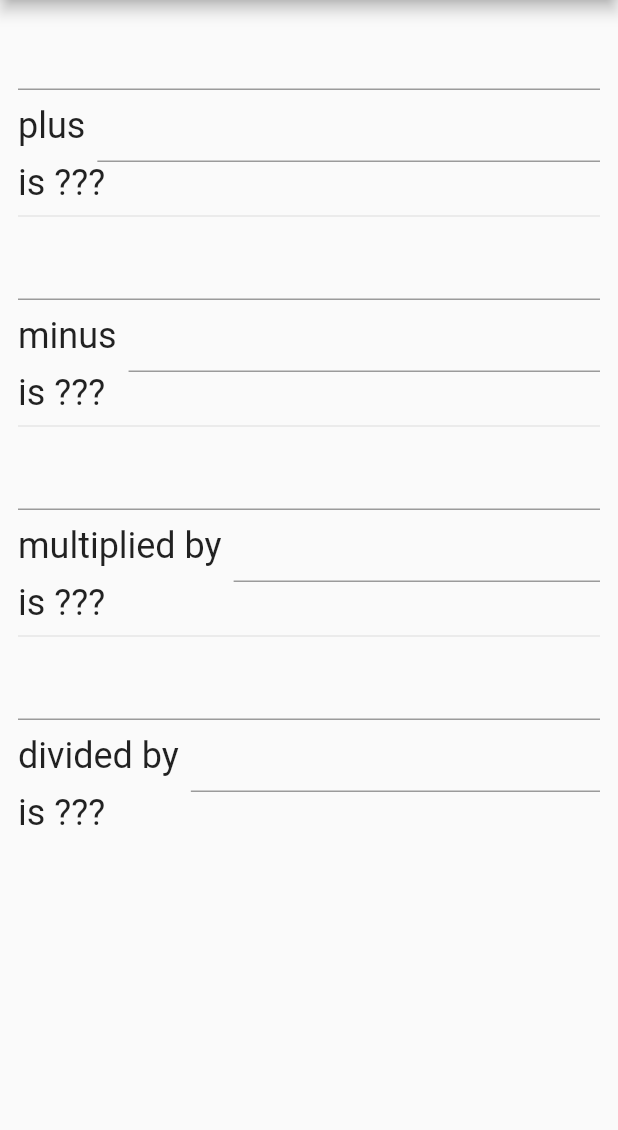
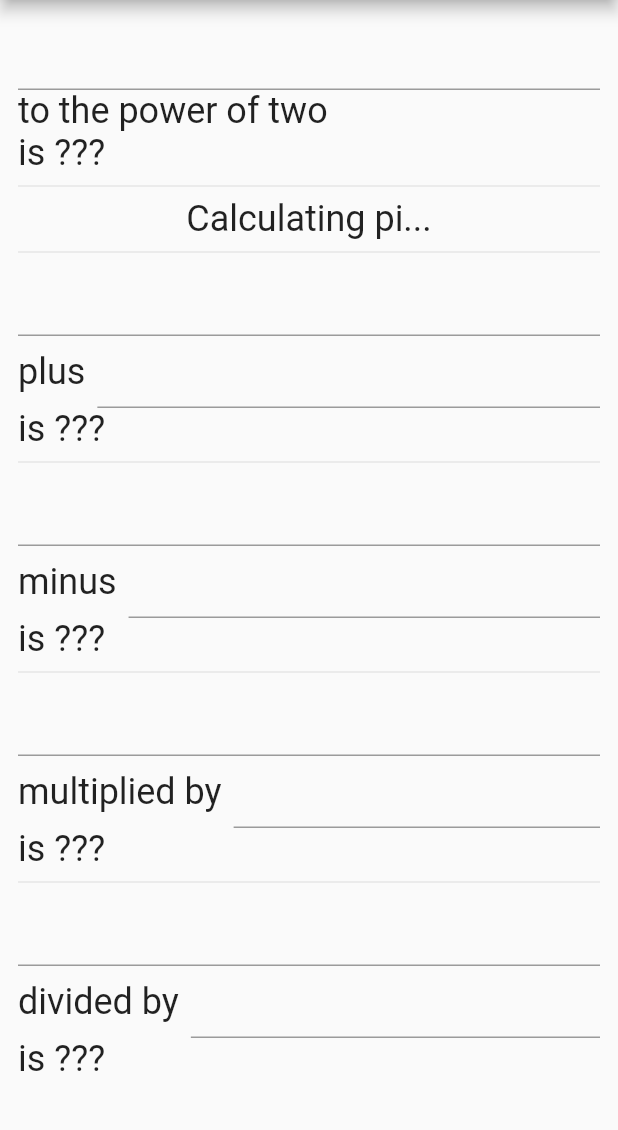
Before and after one commit to jorgecoca/calculator_app, a Flutter app: the first screen one second after launch, on a phone screen of 412 x 824 dp, the part 84-1214 px from its top. Run offline on Flutter 3.47's test engine with Material 2 defaults, Android fonts, the phone set to English and light mode, and no system bars.

```diff
--- a/lib/main.dart
+++ b/lib/main.dart
@@ -1,5 +1,7 @@
 import 'package:calculator/calculator.dart';
 import 'package:calculator_app/operation.dart';
+import 'package:calculator_app/pi.dart';
+import 'package:calculator_app/power_of_two.dart';
 import 'package:calculator_app/two_digit_operation.dart';
 import 'package:flutter/material.dart';
 
@@ -17,8 +19,13 @@ class CalculatorApp extends StatelessWidget {
         body: SingleChildScrollView(
           child: Padding(
             padding: EdgeInsets.all(12),
+            child: SafeArea(
               child: Column(
                 children: [
+                  PowerOfTwo(calculator: calculator),
+                  Divider(),
+                  Pi(calculator: calculator),
+                  Divider(),
                   TwoDigitOperation(
                     calculator: calculator,
                     operation: Operation.add,
@@ -43,6 +50,7 @@ class CalculatorApp extends StatelessWidget {
             ),
           ),
         ),
+      ),
     );
   }
 }
--- /dev/null
+++ b/lib/pi.dart
@@ -0,0 +1,36 @@
+import 'package:calculator/calculator.dart';
+import 'package:flutter/material.dart';
+
+class Pi extends StatelessWidget {
+  Pi({Key key, @required Calculator calculator})
+      : assert(calculator != null),
+        _calculator = calculator,
+        super(key: key);
+
+  final Calculator _calculator;
+  String _result;
+
+  @override
+  Widget build(BuildContext context) {
+    return StreamBuilder<double>(
+      stream: _calculator.pi(),
+      initialData: null,
+      builder: (context, snapshot) {
+        if (snapshot.data != null) {
+          _result = snapshot.data.toString();
+        }
+        return Column(
+          crossAxisAlignment: CrossAxisAlignment.start,
+          children: [
+            Text(
+              _result != null
+                  ? 'The latest known value of pi is $_result'
+                  : 'Calculating pi...',
+              style: Theme.of(context).textTheme.headline5,
+            ),
+          ],
+        );
+      },
+    );
+  }
+}
--- /dev/null
+++ b/lib/power_of_two.dart
@@ -0,0 +1,70 @@
+import 'package:calculator/calculator.dart';
+import 'package:flutter/material.dart';
+
+class PowerOfTwo extends StatefulWidget {
+  const PowerOfTwo({
+    Key key,
+    @required Calculator calculator,
+  })  : assert(calculator != null),
+        _calculator = calculator,
+        super(key: key);
+
+  final Calculator _calculator;
+
+  @override
+  State<StatefulWidget> createState() => _PowerOfTwoState();
+}
+
+class _PowerOfTwoState extends State<PowerOfTwo> {
+  final _controller = TextEditingController();
+
+  String _result;
+
+  @override
+  void initState() {
+    super.initState();
+    _controller.addListener(_getResult);
+  }
+
+  @override
+  void dispose() {
+    _controller.dispose();
+    super.dispose();
+  }
+
+  @override
+  Widget build(BuildContext context) {
+    return Column(
+      crossAxisAlignment: CrossAxisAlignment.start,
+      children: [
+        TextFormField(
+          key: const Key('textField_powerOfTwo'),
+          controller: _controller,
+          keyboardType: TextInputType.number,
+        ),
+        Text(
+          'to the power of two',
+          style: Theme.of(context).textTheme.headline5,
+        ),
+        Text(
+          'is ${_result ?? '???'}',
+          style: Theme.of(context).textTheme.headline5,
+        ),
+      ],
+    );
+  }
+
+  void _getResult() async {
+    try {
+      final input = double.tryParse(_controller.text);
+      final powerOfTwoResult = await widget._calculator.powerOfTwo(input);
+      setState(() {
+        _result = powerOfTwoResult.toString();
+      });
+    } catch (_) {
+      setState(() {
+        _result = null;
+      });
+    }
+  }
+}
```
Also changed, not shown: packages/calculator/lib/src/calculator.dart (+6 -1 lines), 2 other files. Lines whose indentation alone changed are shown as unchanged.
